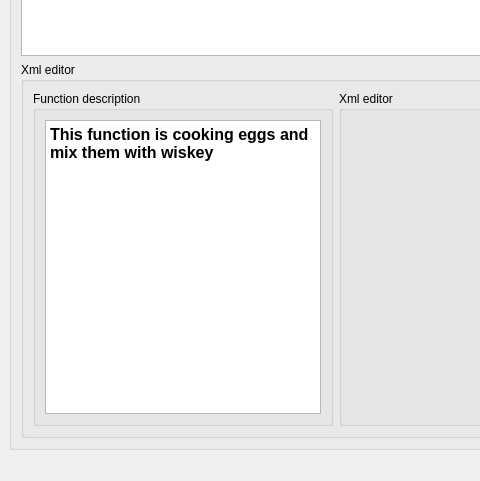
The window that UsefulClicker/ui/mainwindow.ui (Kvazikot/UsefulMacro) describes before a commit, drawn with Qt 5; both pictures show x 0 to 480 and y 377 to 858 of the 1276 by 858 pixel window.
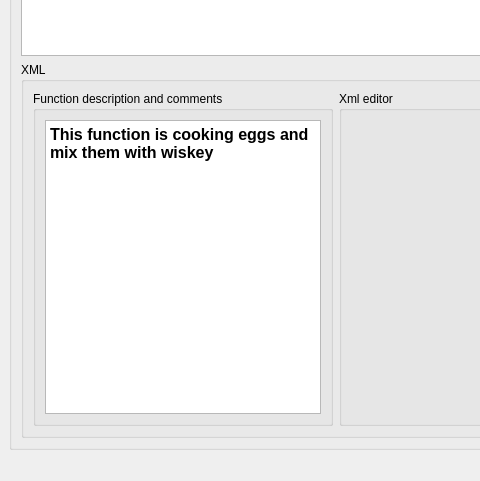
The same window after the commit. Custom widgets are drawn as their Qt base class.

Diff of the .ui file:
```diff
--- a/UsefulClicker/ui/mainwindow.ui
+++ b/UsefulClicker/ui/mainwindow.ui
@@ -76,7 +76,7 @@
        <item row="1" column="0">
         <widget class="QGroupBox" name="groupBox_2">
          <property name="title">
-          <string>Xml editor</string>
+          <string>XML</string>
          </property>
          <layout class="QHBoxLayout" name="horizontalLayout">
           <item>
@@ -88,7 +88,7 @@
              </size>
             </property>
             <property name="title">
-             <string>Function description</string>
+             <string>Function description and comments</string>
             </property>
             <layout class="QGridLayout" name="gridLayout_2">
              <item row="0" column="0">
```
Left out of the diff: 2 changed lines with no effect on the pictures.
